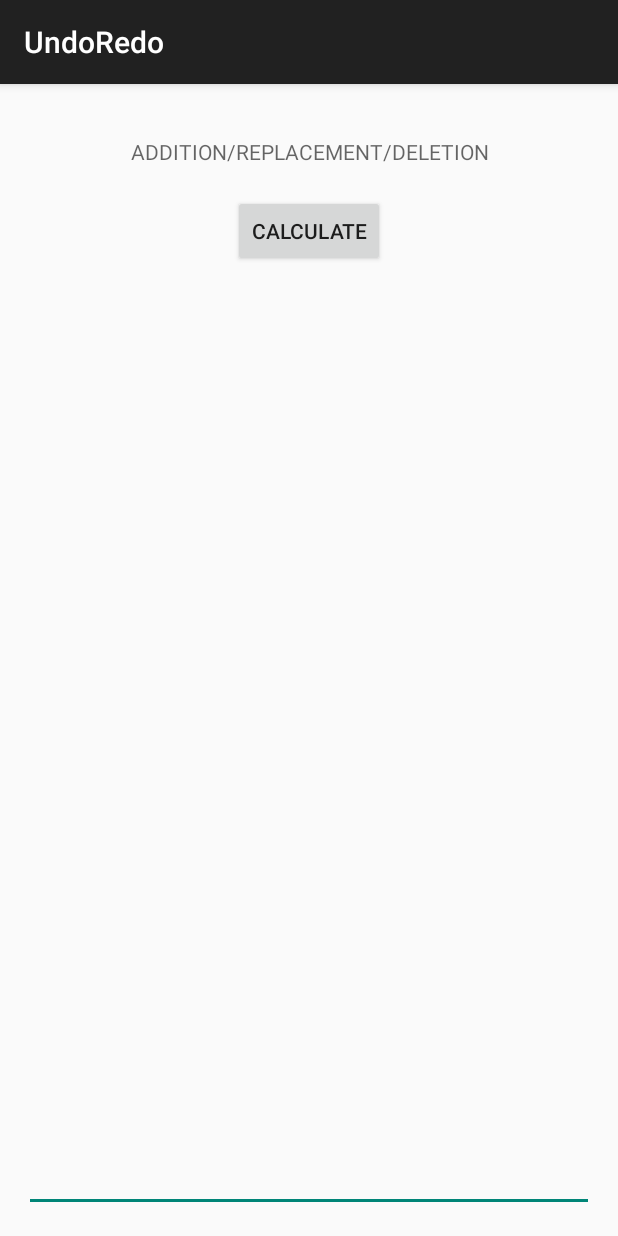
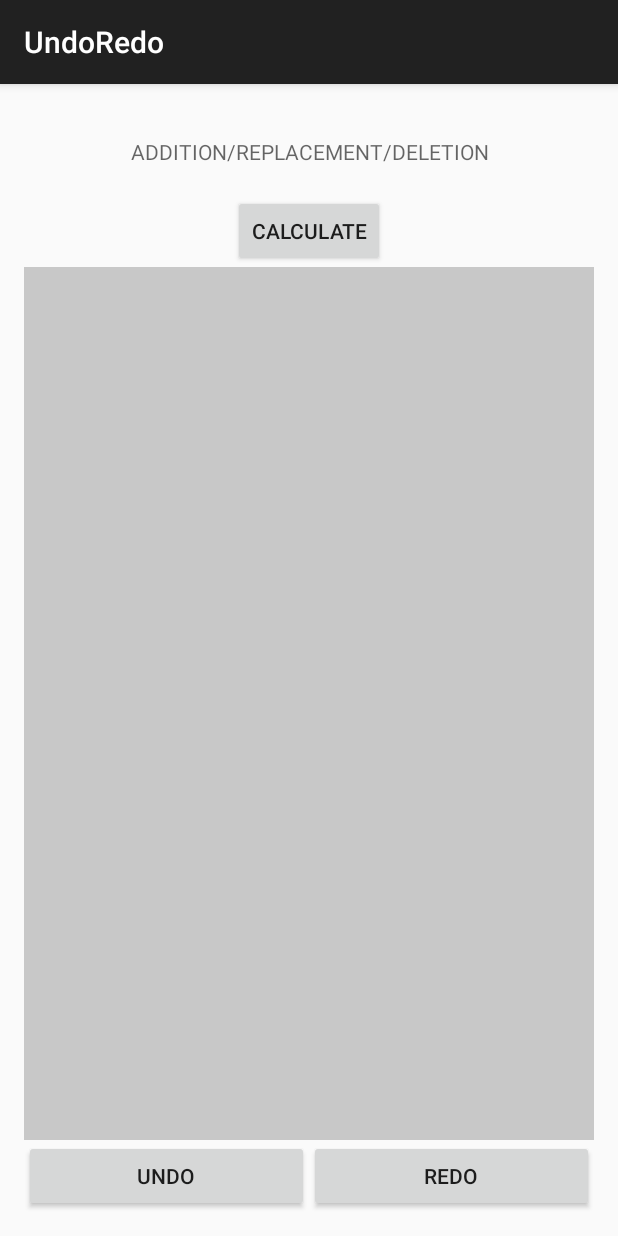
Before and after one commit to PPartisan/RunDo, an Android app: the screen it shows after launch (MainActivity), on a phone screen of 412 x 824 dp. Run offline under Robolectric (Android 15) with nearby library versions, the phone set to English and light mode, and no system bars.

Commit message:
Working, with examples. Ready for implementation. Requires optimisation.

```diff
--- a/app/src/main/java/com/werdpressed/partisan/undoredo/MainActivity.java
+++ b/app/src/main/java/com/werdpressed/partisan/undoredo/MainActivity.java
@@ -6,6 +6,8 @@ import android.content.DialogInterface;
 import android.os.Bundle;
 import android.support.v7.app.AppCompatActivity;
 import android.text.Editable;
+import android.text.TextWatcher;
+import android.util.Log;
 import android.view.LayoutInflater;
 import android.view.View;
 import android.widget.Button;
@@ -15,9 +17,7 @@ import android.widget.Toast;
 
 
 public class MainActivity extends AppCompatActivity implements
-        View.OnClickListener,
-        UndoRedoMixer.UndoRedoTextWatcher,
-        UndoRedoMixer.UndoRedoCallbacks{
+        View.OnClickListener{
 
     SubtractStrings subtractStrings;
     TextView output, statusOutput, replacedText;
@@ -103,29 +103,4 @@ public class MainActivity extends AppCompatActivity implements
         }
 
     }
-
-    @Override
-    public void beforeTextChanged(CharSequence s, int start, int count, int after) {
-
-    }
-
-    @Override
-    public void onTextChanged(CharSequence s, int start, int before, int count) {
-
-    }
-
-    @Override
-    public void afterTextChanged(Editable s) {
-
-    }
-
-    @Override
-    public void undoCalled() {
-        Toast.makeText(this, "undo called", Toast.LENGTH_SHORT).show();
-    }
-
-    @Override
-    public void redoCalled() {
-        Toast.makeText(this, "redo called", Toast.LENGTH_SHORT).show();
-    }
 }
--- a/app/src/main/res/layout/activity_main.xml
+++ b/app/src/main/res/layout/activity_main.xml
@@ -40,14 +40,18 @@
     <EditText
         android:layout_width="match_parent"
         android:layout_height="match_parent"
-        android:inputType="textCapSentences"
+        android:inputType="textMultiLine"
+        android:gravity="start|top"
         android:id="@+id/test_edit_text"
-        android:layout_below="@+id/text_output_button"/>
+        android:layout_below="@+id/text_output_button"
+        android:background="#ffc8c8c8"
+        android:layout_above="@+id/button_parent" />
 
     <LinearLayout
         android:layout_width="match_parent"
         android:layout_height="wrap_content"
-        android:layout_below="@+id/test_edit_text">
+        android:layout_alignParentBottom="true"
+        android:id="@+id/button_parent">
 
         <Button
             android:layout_width="match_parent"
```
Also changed, not shown: app/src/main/java/com/werdpressed/partisan/undoredo/UndoRedoMixer.java (+39 -29 lines).
